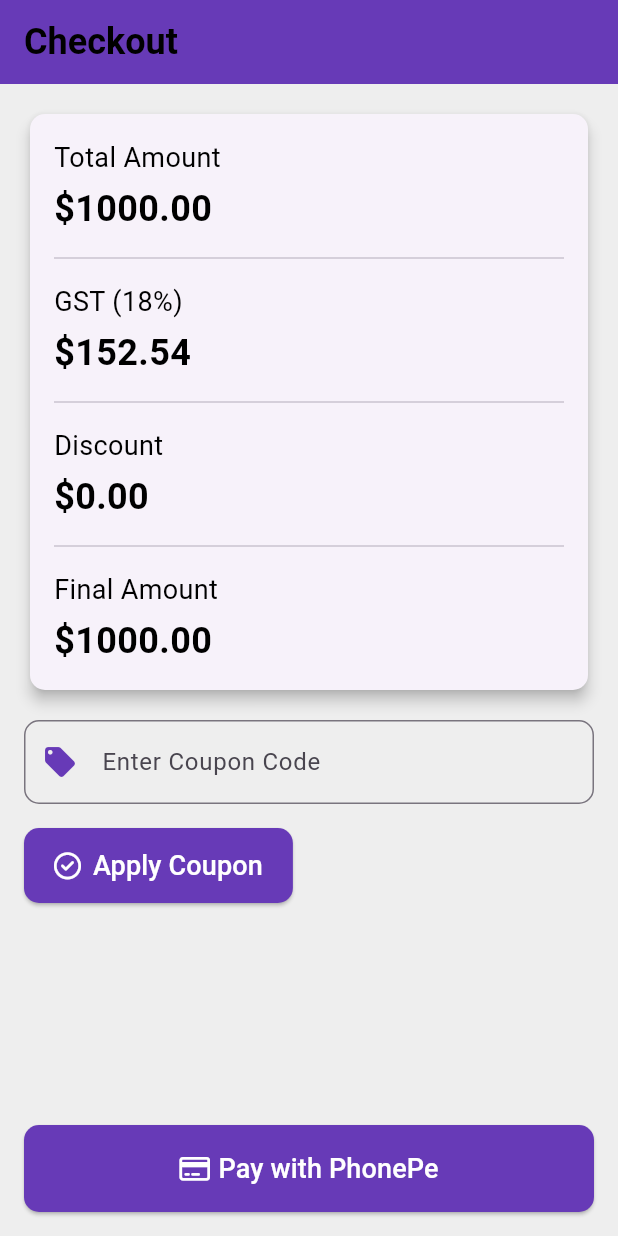
After one commit to arghyaDITS/astro_anjan, a Flutter app: the CheckoutScreen screen opened directly, on a phone screen of 412 x 824 dp. The commit adds this screen. Run offline on Flutter 3.47's test engine with Material 3 defaults, Android fonts, the phone set to English and light mode, and no system bars; our stand-ins replace carousel_slider, fluttertoast, font_awesome_flutter, image_picker, shared_preferences, shimmer; missing offline and left inert: phonepe_payment_sdk; accounts and stored records are empty; network calls fail; Roboto replaces fonts that are missing (Barlow).

Commit message:
checkout

```diff
--- a/lib/Appointment/appointmentDetailsScreen.dart
+++ b/lib/Appointment/appointmentDetailsScreen.dart
@@ -167,7 +167,7 @@ class _AppointmentDetailsScreenState extends State<AppointmentDetailsScreen> {
                         style: ElevatedButton.styleFrom(
                             foregroundColor: Colors.teal),
                       ),
-                    isTimeValid==true?Container():  ElevatedButton.icon(
+                    isTimeValid==false?Container():  ElevatedButton.icon(
                         onPressed: () {
                          Navigator.push(
                     context,
--- /dev/null
+++ b/lib/Appointment/checkoutScreen.dart
@@ -0,0 +1,121 @@
+import 'package:flutter/material.dart';
+import 'package:font_awesome_flutter/font_awesome_flutter.dart';
+
+class CheckoutScreen extends StatefulWidget {
+  @override
+  _CheckoutScreenState createState() => _CheckoutScreenState();
+}
+
+class _CheckoutScreenState extends State<CheckoutScreen> {
+  final TextEditingController _couponController = TextEditingController();
+  double _totalAmount = 1000.0; // Example total amount
+  double _gst = 18.0; // GST percentage
+  double _discount = 0.0;
+
+  void _applyCoupon() {
+    setState(() {
+      // Apply coupon logic here, for example:
+      if (_couponController.text == 'DISCOUNT10') {
+        _discount = _totalAmount * 0.1; // 10% discount
+      } else {
+        _discount = 0.0;
+      }
+    });
+  }
+
+  void _pay() {
+    // Start PhonePe payment process here
+    // You would typically use an SDK or API provided by PhonePe for this
+    print('Starting PhonePe payment process...');
+  }
+
+  @override
+  Widget build(BuildContext context) {
+    double gstAmount = _totalAmount-(_totalAmount*100)/118;//(_totalAmount - _discount) * (_gst / 100);
+    double finalAmount = (_totalAmount);// - _discount) + gstAmount;
+
+    return Scaffold(
+      appBar: AppBar(
+        title: const Text('Checkout', style: TextStyle(fontSize: 24)),
+        backgroundColor: Colors.deepPurple,
+      ),
+      body: Padding(
+        padding: const EdgeInsets.all(16.0),
+        child: Column(
+          crossAxisAlignment: CrossAxisAlignment.start,
+          children: <Widget>[
+            Card(
+              elevation: 4,
+              shape: RoundedRectangleBorder(borderRadius: BorderRadius.circular(10)),
+              child: Padding(
+                padding: const EdgeInsets.all(16.0),
+                child: Column(
+                  crossAxisAlignment: CrossAxisAlignment.start,
+                  children: [
+                    const Text('Total Amount', style: TextStyle(fontSize: 18)),
+                    const SizedBox(height: 4),
+                    Text('\$${_totalAmount.toStringAsFixed(2)}', style: const TextStyle(fontSize: 24, fontWeight: FontWeight.bold)),
+                    const Divider(height: 32),
+                    const Text('GST (18%)', style: TextStyle(fontSize: 18)),
+                    const SizedBox(height: 4),
+                    Text('\$${gstAmount.toStringAsFixed(2)}', style: const TextStyle(fontSize: 24, fontWeight: FontWeight.bold)),
+                    const Divider(height: 32),
+                    const Text('Discount', style: TextStyle(fontSize: 18)),
+                    const SizedBox(height: 4),
+                    Text('\$${_discount.toStringAsFixed(2)}', style: const TextStyle(fontSize: 24, fontWeight: FontWeight.bold)),
+                    const Divider(height: 32),
+                    const Text('Final Amount', style: TextStyle(fontSize: 18)),
+                    const SizedBox(height: 4),
+                    Text('\$${finalAmount.toStringAsFixed(2)}', style: const TextStyle(fontSize: 24, fontWeight: FontWeight.bold)),
+                  ],
+                ),
+              ),
+            ),
+            const SizedBox(height: 16),
+            TextField(
+              controller: _couponController,
+              decoration: InputDecoration(
+                labelText: 'Enter Coupon Code',
+                border: OutlineInputBorder(
+                  borderRadius: BorderRadius.circular(10),
+                ),
+                prefixIcon: const Icon(Icons.local_offer, color: Colors.deepPurple),
+              ),
+            ),
+            const SizedBox(height: 16),
+            ElevatedButton.icon(
+              onPressed: _applyCoupon,
+              icon: const Icon(FontAwesomeIcons.checkCircle, color: Colors.white),
+              label: const Text('Apply Coupon', style: TextStyle(fontSize: 18,color: Colors.white)),
+              style: ElevatedButton.styleFrom(
+                backgroundColor: Colors.deepPurple,
+                padding: const EdgeInsets.symmetric(vertical: 12, horizontal: 20),
+                shape: RoundedRectangleBorder(
+                  borderRadius: BorderRadius.circular(10),
+                ),
+              ),
+            ),
+            const Spacer(),
+            ElevatedButton.icon(
+              onPressed: _pay,
+              icon: const Icon(FontAwesomeIcons.creditCard, color: Colors.white),
+              label: const Text('Pay with PhonePe', style: TextStyle(fontSize: 18,color: Colors.white)),
+              style: ElevatedButton.styleFrom(
+                backgroundColor: Colors.deepPurple,
+                padding: const EdgeInsets.symmetric(vertical: 16),
+                shape: RoundedRectangleBorder(
+                  borderRadius: BorderRadius.circular(10),
+                ),
+                minimumSize: const Size(double.infinity, 50),
+              ),
+            ),
+          ],
+        ),
+      ),
+    );
+  }
+}
+
+void main() => runApp(MaterialApp(
+  home: CheckoutScreen(),
+));
--- a/lib/Home/banglaCalender.dart
+++ b/lib/Home/banglaCalender.dart
@@ -4,7 +4,8 @@ import 'package:flutter/material.dart';
 class BanglaCalendarSection extends StatelessWidget {
   @override
   Widget build(BuildContext context) {
-    return InkWell(
+    return Scaffold(
+      body: InkWell(
         onTap: () {
           // Navigator.push(context,
           //     MaterialPageRoute(builder: (context) => BanglaCalenderScreen()));
@@ -27,6 +28,7 @@ class BanglaCalendarSection extends StatelessWidget {
             ),
           ),
         ),
+      ),
     );
   }
 }
--- a/lib/Home/dashboard.dart
+++ b/lib/Home/dashboard.dart
@@ -49,7 +49,7 @@ class _AstrologyDashboardState extends State<AstrologyDashboard> with SingleTick
           child: Column(
             children: [
               BanglaCalendarSection(),
-              // AppointmentBookingSection(animation: _animation),
+               AppointmentBookingSection(animation: _animation),
               // ChatWithSastrijiSection(),
               // HoroscopeSection(),
               // AstrologicalTipsSection(),
--- a/lib/Home/home.dart
+++ b/lib/Home/home.dart
@@ -72,8 +72,8 @@ class _HomeState extends State<Home> {
                       begin: Alignment.topCenter,
                       end: Alignment.bottomCenter,
                       colors: [
-                        Colors.blueGrey,
-                        Colors.white
+                        Color.fromARGB(255, 200, 141, 255),
+                        Color.fromARGB(255, 235, 204, 250)
                       ], // Define your gradient colors
                     ),
                   ),
```
Also changed, not shown: lib/Appointment/createAppointment.dart (+12 -2 lines), lib/Appointment/getBookingSchedule.dart (+7 -2 lines), lib/Home/bookAppointment.dart (+85 -11 lines), lib/Home/dashboardScreen.dart (+57 -21 lines), pubspec.lock. Lines whose indentation alone changed are shown as unchanged.
